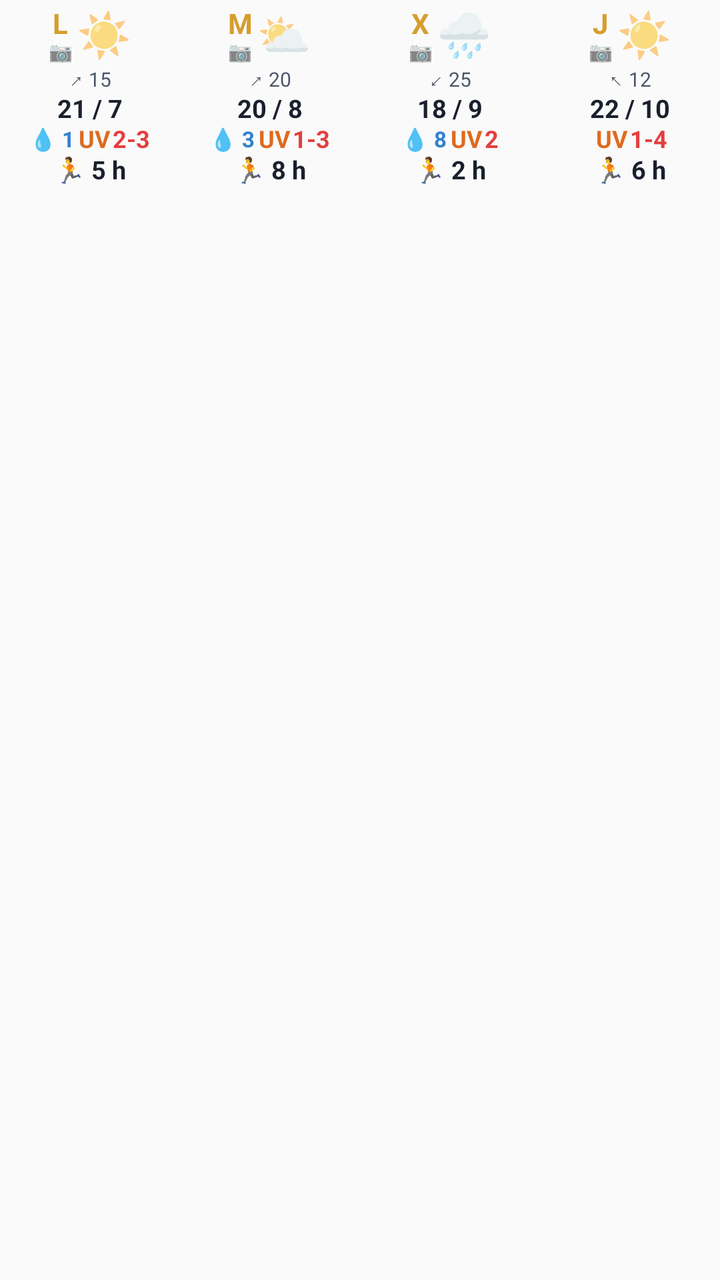
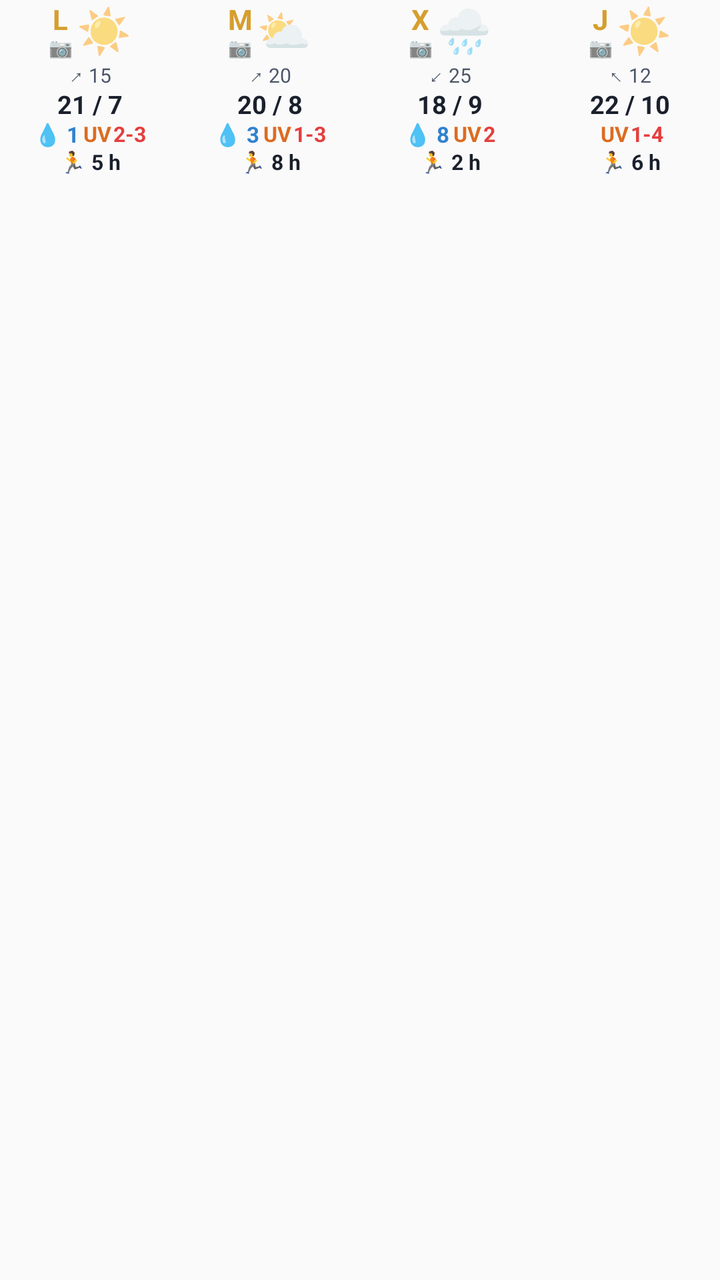

Two renders of the same Android screen: before a commit and after it. Below are the layout's source before the change and the commit's diff.
<!-- AndroidManifest.xml: application theme Theme.AemetWidget -->
<!-- res/layout/widget_row_4cols.xml -->
<?xml version="1.0" encoding="utf-8"?>
<LinearLayout xmlns:android="http://schemas.android.com/apk/res/android"
    android:id="@+id/rowRootContainer"
    android:layout_width="match_parent"
    android:layout_height="115dp"
    android:minHeight="115dp"
    android:orientation="horizontal"
    android:paddingTop="2dp"
    android:paddingBottom="4dp"
    android:weightSum="4">

    
    <LinearLayout
        android:id="@+id/card0"
        android:layout_width="0dp"
        android:layout_height="match_parent"
        android:minHeight="115dp"
        android:layout_weight="1"
        android:gravity="center_horizontal"
        android:orientation="vertical"
        android:paddingTop="2dp"
        android:paddingBottom="2dp">

        
        <LinearLayout
            android:layout_width="wrap_content"
            android:layout_height="wrap_content"
            android:gravity="center_vertical"
            android:orientation="horizontal">

            <LinearLayout
                android:layout_width="wrap_content"
                android:layout_height="wrap_content"
                android:gravity="center_horizontal"
                android:orientation="vertical">

                <TextView
                    android:id="@+id/day0"
                    android:layout_width="wrap_content"
                    android:layout_height="wrap_content"
                    android:includeFontPadding="false"
                    android:text="L"
                    android:textColor="#D69E2E"
                    android:textSize="14sp"
                    android:textStyle="bold" />

                <TextView
                    android:id="@+id/cam0"
                    android:layout_width="wrap_content"
                    android:layout_height="wrap_content"
                    android:includeFontPadding="false"
                    android:text="📷"
                    android:textSize="9.5sp" />
            </LinearLayout>

            <TextView
                android:id="@+id/icon0"
                android:layout_width="wrap_content"
                android:layout_height="wrap_content"
                android:layout_marginStart="2dp"
                android:includeFontPadding="false"
                android:text="☀️"
                android:textSize="22sp" />
        </LinearLayout>

        
        <TextView
            android:id="@+id/wind0"
            android:layout_width="wrap_content"
            android:layout_height="wrap_content"
            android:layout_marginTop="1dp"
            android:includeFontPadding="false"
            android:singleLine="true"
            android:text="↗ 15"
            android:textColor="#4A5568"
            android:textSize="10sp" />

        
        <TextView
            android:id="@+id/temp0"
            android:layout_width="wrap_content"
            android:layout_height="wrap_content"
            android:layout_marginTop="1dp"
            android:includeFontPadding="false"
            android:singleLine="true"
            android:text="21 / 7"
            android:textColor="#1A202C"
            android:textSize="12.5sp"
            android:textStyle="bold" />

        
        <LinearLayout
            android:id="@+id/rainUvContainer0"
            android:layout_width="wrap_content"
            android:layout_height="wrap_content"
            android:layout_marginTop="1dp"
            android:gravity="center_vertical"
            android:orientation="horizontal">

            <TextView
                android:id="@+id/rain0"
                android:layout_width="wrap_content"
                android:layout_height="wrap_content"
                android:includeFontPadding="false"
                android:singleLine="true"
                android:text="💧 1"
                android:textColor="#3182CE"
                android:textSize="11sp"
                android:textStyle="bold" />

            <LinearLayout
                android:layout_width="wrap_content"
                android:layout_height="wrap_content"
                android:layout_marginStart="2dp"
                android:gravity="center_vertical"
                android:orientation="horizontal">

                <TextView
                    android:id="@+id/uvIcon0"
                    android:layout_width="wrap_content"
                    android:layout_height="wrap_content"
                    android:layout_marginEnd="1dp"
                    android:includeFontPadding="false"
                    android:singleLine="true"
                    android:text="UV"
                    android:textColor="#DD6B20"
                    android:textSize="12sp"
                    android:textStyle="bold" />

                <TextView
                    android:id="@+id/uvStart0"
                    android:layout_width="wrap_content"
                    android:layout_height="wrap_content"
                    android:includeFontPadding="false"
                    android:singleLine="true"
                    android:text="2-3"
                    android:textColor="#E53E3E"
                    android:textSize="12sp"
                    android:textStyle="bold" />
            </LinearLayout>
        </LinearLayout>

        
        <TextView
            android:id="@+id/outdoor0"
            android:layout_width="match_parent"
            android:layout_height="wrap_content"
            android:layout_marginTop="1dp"
            android:gravity="center"
            android:includeFontPadding="false"
            android:singleLine="true"
            android:text="🏃 5 h"
            android:textColor="#1A202C"
            android:textSize="12.5sp"
            android:textStyle="bold" />
    </LinearLayout>

    
    <LinearLayout
        android:id="@+id/card1"
        android:layout_width="0dp"
        android:layout_height="match_parent"
        android:minHeight="115dp"
        android:layout_weight="1"
        android:gravity="center_horizontal"
        android:orientation="vertical"
        android:paddingTop="2dp"
        android:paddingBottom="2dp">

        <LinearLayout
            android:layout_width="wrap_content"
            android:layout_height="wrap_content"
            android:gravity="center_vertical"
            android:orientation="horizontal">

            <LinearLayout
                android:layout_width="wrap_content"
                android:layout_height="wrap_content"
                android:gravity="center_horizontal"
                android:orientation="vertical">

                <TextView
                    android:id="@+id/day1"
                    android:layout_width="wrap_content"
                    android:layout_height="wrap_content"
                    android:includeFontPadding="false"
                    android:text="M"
                    android:textColor="#D69E2E"
                    android:textSize="14sp"
                    android:textStyle="bold" />

                <TextView
                    android:id="@+id/cam1"
                    android:layout_width="wrap_content"
                    android:layout_height="wrap_content"
                    android:includeFontPadding="false"
                    android:text="📷"
                    android:textSize="9.5sp" />
            </LinearLayout>

            <TextView
                android:id="@+id/icon1"
                android:layout_width="wrap_content"
                android:layout_height="wrap_content"
                android:layout_marginStart="2dp"
                android:includeFontPadding="false"
                android:text="⛅"
                android:textSize="22sp" />
        </LinearLayout>

        <TextView
            android:id="@+id/wind1"
            android:layout_width="wrap_content"
            android:layout_height="wrap_content"
            android:layout_marginTop="1dp"
            android:includeFontPadding="false"
            android:singleLine="true"
            android:text="↗ 20"
            android:textColor="#4A5568"
            android:textSize="10sp" />

        <TextView
            android:id="@+id/temp1"
            android:layout_width="wrap_content"
            android:layout_height="wrap_content"
            android:layout_marginTop="1dp"
            android:includeFontPadding="false"
            android:singleLine="true"
            android:text="20 / 8"
            android:textColor="#1A202C"
            android:textSize="12.5sp"
            android:textStyle="bold" />

        <LinearLayout
            android:id="@+id/rainUvContainer1"
            android:layout_width="wrap_content"
            android:layout_height="wrap_content"
            android:layout_marginTop="1dp"
            android:gravity="center_vertical"
            android:orientation="horizontal">

            <TextView
                android:id="@+id/rain1"
                android:layout_width="wrap_content"
                android:layout_height="wrap_content"
                android:includeFontPadding="false"
                android:singleLine="true"
                android:text="💧 3"
                android:textColor="#3182CE"
                android:textSize="11sp"
                android:textStyle="bold" />

            <LinearLayout
                android:layout_width="wrap_content"
                android:layout_height="wrap_content"
                android:layout_marginStart="2dp"
                android:gravity="center_vertical"
                android:orientation="horizontal">

                <TextView
                    android:id="@+id/uvIcon1"
                    android:layout_width="wrap_content"
                    android:layout_height="wrap_content"
                    android:layout_marginEnd="1dp"
                    android:includeFontPadding="false"
                    android:singleLine="true"
                    android:text="UV"
                    android:textColor="#DD6B20"
                    android:textSize="12sp"
                    android:textStyle="bold" />

                <TextView
                    android:id="@+id/uvStart1"
                    android:layout_width="wrap_content"
                    android:layout_height="wrap_content"
                    android:includeFontPadding="false"
                    android:singleLine="true"
                    android:text="1-3"
                    android:textColor="#E53E3E"
                    android:textSize="12sp"
                    android:textStyle="bold" />
            </LinearLayout>
        </LinearLayout>

        <TextView
            android:id="@+id/outdoor1"
            android:layout_width="match_parent"
            android:layout_height="wrap_content"
            android:layout_marginTop="1dp"
            android:gravity="center"
            android:includeFontPadding="false"
            android:singleLine="true"
            android:text="🏃 8 h"
            android:textColor="#1A202C"
            android:textSize="12.5sp"
            android:textStyle="bold" />
    </LinearLayout>

    
    <LinearLayout
        android:id="@+id/card2"
        android:layout_width="0dp"
        android:layout_height="match_parent"
        android:minHeight="115dp"
        android:layout_weight="1"
        android:gravity="center_horizontal"
        android:orientation="vertical"
        android:paddingTop="2dp"
        android:paddingBottom="2dp">

        <LinearLayout
            android:layout_width="wrap_content"
            android:layout_height="wrap_content"
            android:gravity="center_vertical"
            android:orientation="horizontal">

            <LinearLayout
                android:layout_width="wrap_content"
                android:layout_height="wrap_content"
                android:gravity="center_horizontal"
                android:orientation="vertical">

                <TextView
                    android:id="@+id/day2"
                    android:layout_width="wrap_content"
                    android:layout_height="wrap_content"
                    android:includeFontPadding="false"
                    android:text="X"
                    android:textColor="#D69E2E"
                    android:textSize="14sp"
                    android:textStyle="bold" />

                <TextView
                    android:id="@+id/cam2"
                    android:layout_width="wrap_content"
                    android:layout_height="wrap_content"
                    android:includeFontPadding="false"
                    android:text="📷"
                    android:textSize="9.5sp" />
            </LinearLayout>

            <TextView
                android:id="@+id/icon2"
                android:layout_width="wrap_content"
                android:layout_height="wrap_content"
                android:layout_marginStart="2dp"
                android:includeFontPadding="false"
                android:text="🌧️"
                android:textSize="22sp" />
        </LinearLayout>

        <TextView
            android:id="@+id/wind2"
            android:layout_width="wrap_content"
            android:layout_height="wrap_content"
            android:layout_marginTop="1dp"
            android:includeFontPadding="false"
            android:singleLine="true"
            android:text="↙ 25"
            android:textColor="#4A5568"
            android:textSize="10sp" />

        <TextView
            android:id="@+id/temp2"
            android:layout_width="wrap_content"
            android:layout_height="wrap_content"
            android:layout_marginTop="1dp"
            android:includeFontPadding="false"
            android:singleLine="true"
            android:text="18 / 9"
            android:textColor="#1A202C"
            android:textSize="12.5sp"
            android:textStyle="bold" />

        <LinearLayout
            android:id="@+id/rainUvContainer2"
            android:layout_width="wrap_content"
            android:layout_height="wrap_content"
            android:layout_marginTop="1dp"
            android:gravity="center_vertical"
            android:orientation="horizontal">

            <TextView
                android:id="@+id/rain2"
                android:layout_width="wrap_content"
                android:layout_height="wrap_content"
                android:includeFontPadding="false"
                android:singleLine="true"
                android:text="💧 8"
                android:textColor="#3182CE"
                android:textSize="11sp"
                android:textStyle="bold" />

            <LinearLayout
                android:layout_width="wrap_content"
                android:layout_height="wrap_content"
                android:layout_marginStart="2dp"
                android:gravity="center_vertical"
                android:orientation="horizontal">

                <TextView
                    android:id="@+id/uvIcon2"
                    android:layout_width="wrap_content"
                    android:layout_height="wrap_content"
                    android:layout_marginEnd="1dp"
                    android:includeFontPadding="false"
                    android:singleLine="true"
                    android:text="UV"
                    android:textColor="#DD6B20"
                    android:textSize="12sp"
                    android:textStyle="bold" />

                <TextView
                    android:id="@+id/uvStart2"
                    android:layout_width="wrap_content"
                    android:layout_height="wrap_content"
                    android:includeFontPadding="false"
                    android:singleLine="true"
                    android:text="2"
                    android:textColor="#E53E3E"
                    android:textSize="12sp"
                    android:textStyle="bold" />
            </LinearLayout>
        </LinearLayout>

        <TextView
            android:id="@+id/outdoor2"
            android:layout_width="match_parent"
            android:layout_height="wrap_content"
            android:layout_marginTop="1dp"
            android:gravity="center"
            android:includeFontPadding="false"
            android:singleLine="true"
            android:text="🏃 2 h"
            android:textColor="#1A202C"
            android:textSize="12.5sp"
            android:textStyle="bold" />
    </LinearLayout>

    
    <LinearLayout
        android:id="@+id/card3"
        android:layout_width="0dp"
        android:layout_height="match_parent"
        android:minHeight="115dp"
        android:layout_weight="1"
        android:gravity="center_horizontal"
        android:orientation="vertical"
        android:paddingTop="2dp"
        android:paddingBottom="2dp">

        <LinearLayout
            android:layout_width="wrap_content"
            android:layout_height="wrap_content"
            android:gravity="center_vertical"
            android:orientation="horizontal">

            <LinearLayout
                android:layout_width="wrap_content"
                android:layout_height="wrap_content"
                android:gravity="center_horizontal"
                android:orientation="vertical">

                <TextView
                    android:id="@+id/day3"
                    android:layout_width="wrap_content"
                    android:layout_height="wrap_content"
                    android:includeFontPadding="false"
                    android:text="J"
                    android:textColor="#D69E2E"
                    android:textSize="14sp"
                    android:textStyle="bold" />

                <TextView
                    android:id="@+id/cam3"
                    android:layout_width="wrap_content"
                    android:layout_height="wrap_content"
                    android:includeFontPadding="false"
                    android:text="📷"
                    android:textSize="9.5sp" />
            </LinearLayout>

            <TextView
                android:id="@+id/icon3"
                android:layout_width="wrap_content"
                android:layout_height="wrap_content"
                android:layout_marginStart="2dp"
                android:includeFontPadding="false"
                android:text="☀️"
                android:textSize="22sp" />
        </LinearLayout>

        <TextView
            android:id="@+id/wind3"
            android:layout_width="wrap_content"
            android:layout_height="wrap_content"
            android:layout_marginTop="1dp"
            android:includeFontPadding="false"
            android:singleLine="true"
            android:text="↖ 12"
            android:textColor="#4A5568"
            android:textSize="10sp" />

        <TextView
            android:id="@+id/temp3"
            android:layout_width="wrap_content"
            android:layout_height="wrap_content"
            android:layout_marginTop="1dp"
            android:includeFontPadding="false"
            android:singleLine="true"
            android:text="22 / 10"
            android:textColor="#1A202C"
            android:textSize="12.5sp"
            android:textStyle="bold" />

        <LinearLayout
            android:id="@+id/rainUvContainer3"
            android:layout_width="wrap_content"
            android:layout_height="wrap_content"
            android:layout_marginTop="1dp"
            android:gravity="center_vertical"
            android:orientation="horizontal">

            <TextView
                android:id="@+id/rain3"
                android:layout_width="wrap_content"
                android:layout_height="wrap_content"
                android:includeFontPadding="false"
                android:singleLine="true"
                android:text=""
                android:textColor="#3182CE"
                android:textSize="11sp"
                android:textStyle="bold" />

            <LinearLayout
                android:layout_width="wrap_content"
                android:layout_height="wrap_content"
                android:layout_marginStart="2dp"
                android:gravity="center_vertical"
                android:orientation="horizontal">

                <TextView
                    android:id="@+id/uvIcon3"
                    android:layout_width="wrap_content"
                    android:layout_height="wrap_content"
                    android:layout_marginEnd="1dp"
                    android:includeFontPadding="false"
                    android:singleLine="true"
                    android:text="UV"
                    android:textColor="#DD6B20"
                    android:textSize="12sp"
                    android:textStyle="bold" />

                <TextView
                    android:id="@+id/uvStart3"
                    android:layout_width="wrap_content"
                    android:layout_height="wrap_content"
                    android:includeFontPadding="false"
                    android:singleLine="true"
                    android:text="1-4"
                    android:textColor="#E53E3E"
                    android:textSize="12sp"
                    android:textStyle="bold" />
            </LinearLayout>
        </LinearLayout>

        <TextView
            android:id="@+id/outdoor3"
            android:layout_width="match_parent"
            android:layout_height="wrap_content"
            android:layout_marginTop="1dp"
            android:gravity="center"
            android:includeFontPadding="false"
            android:singleLine="true"
            android:text="🏃 6 h"
            android:textColor="#1A202C"
            android:textSize="12.5sp"
            android:textStyle="bold" />
    </LinearLayout>
</LinearLayout>
<!-- resources referenced by this layout -->
<resources>
  <style name="Theme.AemetWidget" parent="android:Theme.Material.Light.NoActionBar" />
</resources>

<!-- the commit's change to res/layout/widget_row_4cols.xml (unified diff, before → after) -->
@@ -2,10 +2,10 @@
 <LinearLayout xmlns:android="http://schemas.android.com/apk/res/android"
     android:id="@+id/rowRootContainer"
     android:layout_width="match_parent"
-    android:layout_height="115dp"
-    android:minHeight="115dp"
+    android:layout_height="102dp"
+    android:minHeight="102dp"
     android:orientation="horizontal"
-    android:paddingTop="2dp"
+    android:paddingTop="1dp"
     android:paddingBottom="4dp"
     android:weightSum="4">
 
@@ -14,11 +14,11 @@
         android:id="@+id/card0"
         android:layout_width="0dp"
         android:layout_height="match_parent"
-        android:minHeight="115dp"
+        android:minHeight="102dp"
         android:layout_weight="1"
         android:gravity="center_horizontal"
         android:orientation="vertical"
-        android:paddingTop="2dp"
+        android:paddingTop="1dp"
         android:paddingBottom="2dp">
 
         
@@ -124,7 +124,7 @@
                     android:singleLine="true"
                     android:text="UV"
                     android:textColor="#DD6B20"
-                    android:textSize="12sp"
+                    android:textSize="10.5sp"
                     android:textStyle="bold" />
 
                 <TextView
@@ -135,7 +135,7 @@
                     android:singleLine="true"
                     android:text="2-3"
                     android:textColor="#E53E3E"
-                    android:textSize="12sp"
+                    android:textSize="10.5sp"
                     android:textStyle="bold" />
             </LinearLayout>
         </LinearLayout>
@@ -148,10 +148,11 @@
             android:layout_marginTop="1dp"
             android:gravity="center"
             android:includeFontPadding="false"
+            android:lineSpacingExtra="0dp"
             android:singleLine="true"
             android:text="🏃 5 h"
             android:textColor="#1A202C"
-            android:textSize="12.5sp"
+            android:textSize="10.5sp"
             android:textStyle="bold" />
     </LinearLayout>
 
@@ -160,11 +161,11 @@
         android:id="@+id/card1"
         android:layout_width="0dp"
         android:layout_height="match_parent"
-        android:minHeight="115dp"
+        android:minHeight="102dp"
         android:layout_weight="1"
         android:gravity="center_horizontal"
         android:orientation="vertical"
-        android:paddingTop="2dp"
+        android:paddingTop="1dp"
         android:paddingBottom="2dp">
 
         <LinearLayout
@@ -266,7 +267,7 @@
                     android:singleLine="true"
                     android:text="UV"
                     android:textColor="#DD6B20"
-                    android:textSize="12sp"
+                    android:textSize="10.5sp"
                     android:textStyle="bold" />
 
                 <TextView
@@ -277,7 +278,7 @@
                     android:singleLine="true"
                     android:text="1-3"
                     android:textColor="#E53E3E"
-                    android:textSize="12sp"
+                    android:textSize="10.5sp"
                     android:textStyle="bold" />
             </LinearLayout>
         </LinearLayout>
@@ -289,10 +290,11 @@
             android:layout_marginTop="1dp"
             android:gravity="center"
             android:includeFontPadding="false"
+            android:lineSpacingExtra="0dp"
             android:singleLine="true"
             android:text="🏃 8 h"
             android:textColor="#1A202C"
-            android:textSize="12.5sp"
+            android:textSize="10.5sp"
             android:textStyle="bold" />
     </LinearLayout>
 
@@ -301,11 +303,11 @@
         android:id="@+id/card2"
         android:layout_width="0dp"
         android:layout_height="match_parent"
-        android:minHeight="115dp"
+        android:minHeight="102dp"
         android:layout_weight="1"
         android:gravity="center_horizontal"
         android:orientation="vertical"
-        android:paddingTop="2dp"
+        android:paddingTop="1dp"
         android:paddingBottom="2dp">
 
         <LinearLayout
@@ -407,7 +409,7 @@
                     android:singleLine="true"
                     android:text="UV"
                     android:textColor="#DD6B20"
-                    android:textSize="12sp"
+                    android:textSize="10.5sp"
                     android:textStyle="bold" />
 
                 <TextView
@@ -418,7 +420,7 @@
                     android:singleLine="true"
                     android:text="2"
                     android:textColor="#E53E3E"
-                    android:textSize="12sp"
+                    android:textSize="10.5sp"
                     android:textStyle="bold" />
             </LinearLayout>
         </LinearLayout>
@@ -430,10 +432,11 @@
             android:layout_marginTop="1dp"
             android:gravity="center"
             android:includeFontPadding="false"
+            android:lineSpacingExtra="0dp"
             android:singleLine="true"
             android:text="🏃 2 h"
             android:textColor="#1A202C"
-            android:textSize="12.5sp"
+            android:textSize="10.5sp"
             android:textStyle="bold" />
     </LinearLayout>
 
@@ -442,11 +445,11 @@
         android:id="@+id/card3"
         android:layout_width="0dp"
         android:layout_height="match_parent"
-        android:minHeight="115dp"
+        android:minHeight="102dp"
         android:layout_weight="1"
         android:gravity="center_horizontal"
         android:orientation="vertical"
-        android:paddingTop="2dp"
+        android:paddingTop="1dp"
         android:paddingBottom="2dp">
 
         <LinearLayout
@@ -548,7 +551,7 @@
                     android:singleLine="true"
                     android:text="UV"
                     android:textColor="#DD6B20"
-                    android:textSize="12sp"
+                    android:textSize="10.5sp"
                     android:textStyle="bold" />
 
                 <TextView
@@ -559,7 +562,7 @@
                     android:singleLine="true"
                     android:text="1-4"
                     android:textColor="#E53E3E"
-                    android:textSize="12sp"
+                    android:textSize="10.5sp"
                     android:textStyle="bold" />
             </LinearLayout>
         </LinearLayout>
@@ -571,10 +574,11 @@
             android:layout_marginTop="1dp"
             android:gravity="center"
             android:includeFontPadding="false"
+            android:lineSpacingExtra="0dp"
             android:singleLine="true"
             android:text="🏃 6 h"
             android:textColor="#1A202C"
-            android:textSize="12.5sp"
+            android:textSize="10.5sp"
             android:textStyle="bold" />
     </LinearLayout>
 </LinearLayout>
